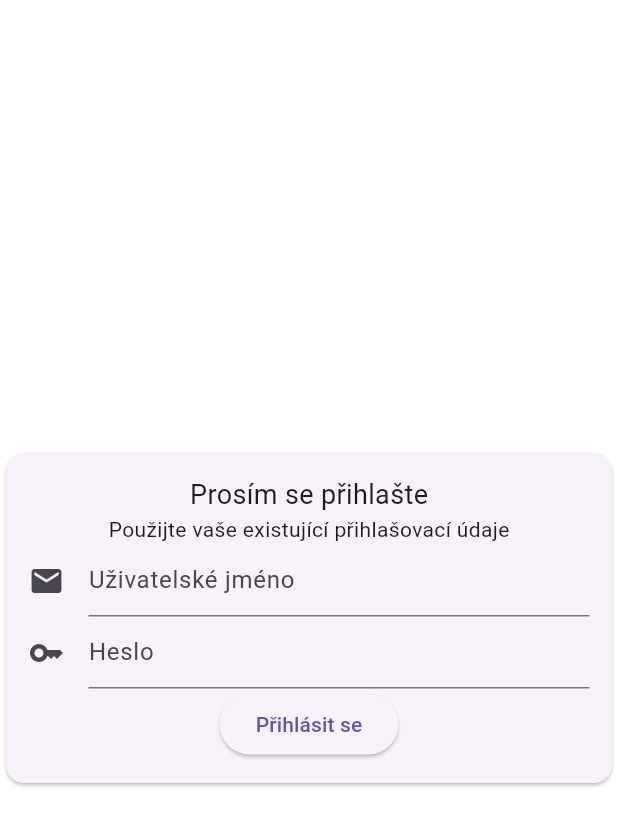
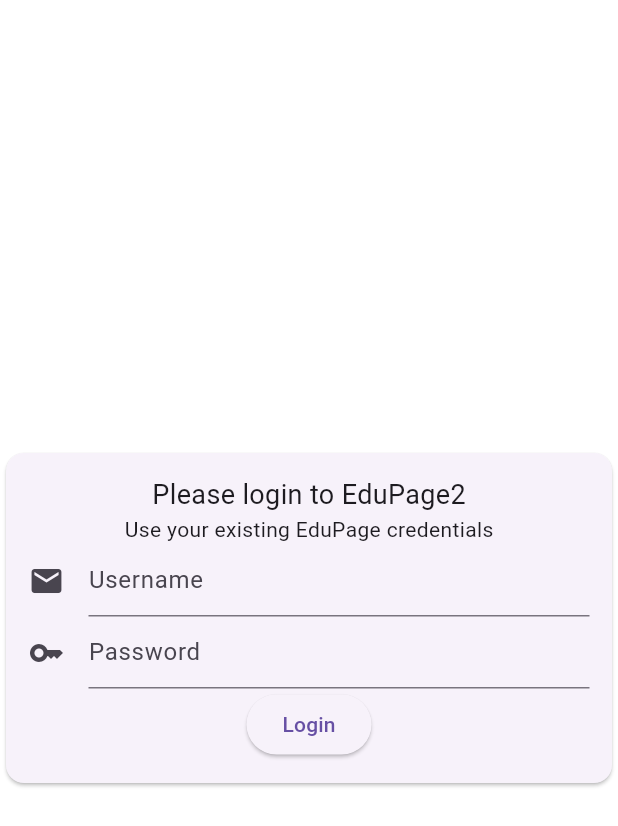
Before and after one commit to DislikesSchool/EduPage2, a Flutter app: the screen it shows after launch, on a phone screen of 412 x 824 dp. Shown: the top 826 px of the screen. Run offline on Flutter 3.47's test engine with Material 2 defaults, Android fonts, the phone set to English and light mode, and no system bars; our stand-ins replace dio, shared_preferences; missing offline and left inert: dio_http_cache, flutter_session_manager; generated files the repository leaves out were written again; statements that could not run were skipped.

Commit message:
Translated more pages Pages translated: home, homework, login, messages, timetable

```diff
--- a/lib/l10n/app_en.arb
+++ b/lib/l10n/app_en.arb
@@ -1,4 +1,5 @@
 {
+  "loading": "Loading",
   "mainHome": "Home",
   "mainTimetable": "Time table",
   "mainICanteen": "iCanteen",
@@ -7,5 +8,22 @@
   "homeLunchesNotLoaded": "Could not load lunches",
   "homeNoLunchToday": "You don't have any lunch for today",
   "homeLunchToday": "You have lunch number {lunch}",
-  "homeLunchDontForget": "Don't forget to order lunch for {date}"
+  "homeLunchDontForget": "Don't forget to order lunch for {date}",
+  "homeLogout": "Logout",
+  "homeworkTitle": "Homework",
+  "messagesTitle": "Messages",
+  "loginPleaseLogin": "Please login to EduPage2",
+  "loginUseExistingCredentials": "Use your existing EduPage credentials",
+  "loginUsername": "Username",
+  "loginPassword": "Password",
+  "loginLogin": "Login",
+  "today": "Today",
+  "tomorrow": "Tomorrow",
+  "monday": "Monday",
+  "tuesday": "Tuesday",
+  "wednesday": "Wednesday",
+  "thursday": "Thursday",
+  "friday": "Friday",
+  "saturday": "Saturday",
+  "sunday": "Sunday"
 }
--- a/lib/login.dart
+++ b/lib/login.dart
@@ -1,5 +1,6 @@
 import 'package:flutter/material.dart';
 import 'package:shared_preferences/shared_preferences.dart';
+import 'package:flutter_gen/gen_l10n/app_localizations.dart';
 
 class LoginPage extends StatefulWidget {
   const LoginPage({super.key});
@@ -25,6 +26,7 @@
 
   @override
   Widget build(BuildContext context) {
+    AppLocalizations? local = AppLocalizations.of(context);
     return Center(
       child: Card(
         child: Padding(
@@ -32,25 +34,25 @@
           child: Column(
             mainAxisSize: MainAxisSize.min,
             children: [
-              const Text(
-                "Prosím se přihlašte",
-                style: TextStyle(
+              Text(
+                local!.loginPleaseLogin,
+                style: const TextStyle(
                   fontSize: 18,
                 ),
               ),
-              const Text("Použijte vaše existující přihlašovací údaje"),
+              Text(local!.loginUseExistingCredentials),
               TextField(
-                decoration: const InputDecoration(
-                  icon: Icon(Icons.email),
-                  hintText: "Uživatelské jméno",
+                decoration: InputDecoration(
+                  icon: const Icon(Icons.email),
+                  hintText: local!.loginUsername,
                 ),
                 onChanged: (text) => {email = text},
                 keyboardType: TextInputType.emailAddress,
               ),
               TextField(
-                decoration: const InputDecoration(
-                  icon: Icon(Icons.key),
-                  hintText: "Heslo",
+                decoration: InputDecoration(
+                  icon: const Icon(Icons.key),
+                  hintText: local!.loginPassword,
                 ),
                 onChanged: (text) => {password = text},
                 obscureText: true,
@@ -62,7 +64,7 @@
                   sharedPreferences.setString("password", password),
                   Navigator.pop(context),
                 },
-                child: const Text("Přihlásit se"),
+                child: Text(local!.loginLogin),
               ),
             ],
           ),
```
Also changed, not shown: lib/home.dart (+7 -8 lines), lib/homework.dart (+5 -4 lines), lib/l10n/app_cs.arb (+46 -1 lines), lib/messages.dart (+5 -4 lines), lib/timetable.dart (+29 -28 lines).
